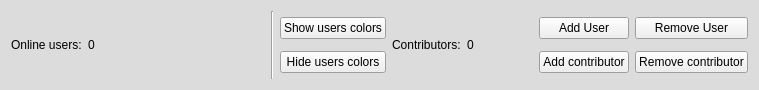
Old version of the form CLIENT/GUI/editorWindow/ui/gui_usersbar.ui in the repository GiuliCler/GIMPteam.
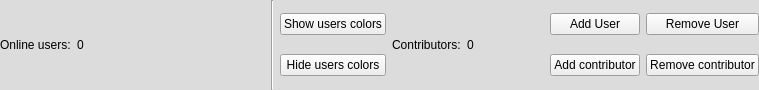
New version of the form.

The edit to the form file:
```diff
--- a/CLIENT/GUI/editorWindow/ui/gui_usersbar.ui
+++ b/CLIENT/GUI/editorWindow/ui/gui_usersbar.ui
@@ -80,10 +80,19 @@
     </disabled>
    </palette>
   </property>
-  <property name="autoFillBackground">
-   <bool>true</bool>
-  </property>
   <layout class="QHBoxLayout" name="horizontalLayout_4" stretch="1,0,1,0">
+   <property name="leftMargin">
+    <number>0</number>
+   </property>
+   <property name="topMargin">
+    <number>0</number>
+   </property>
+   <property name="rightMargin">
+    <number>0</number>
+   </property>
+   <property name="bottomMargin">
+    <number>0</number>
+   </property>
    <item>
     <widget class="QWidget" name="onlineUsersWidget" native="true">
      <layout class="QHBoxLayout" name="horizontalLayout_2">
```
